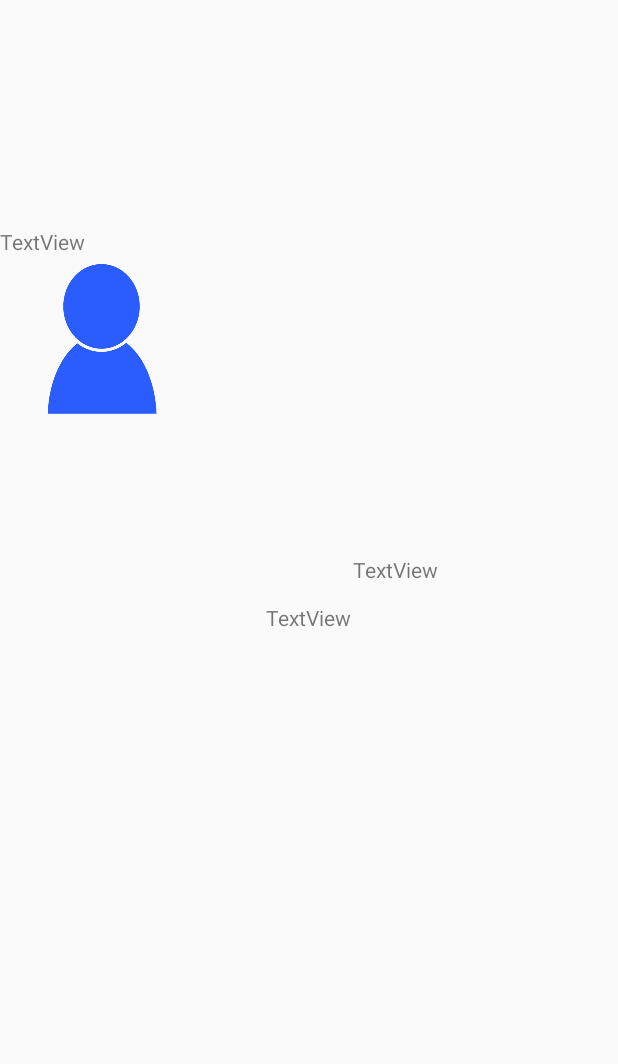
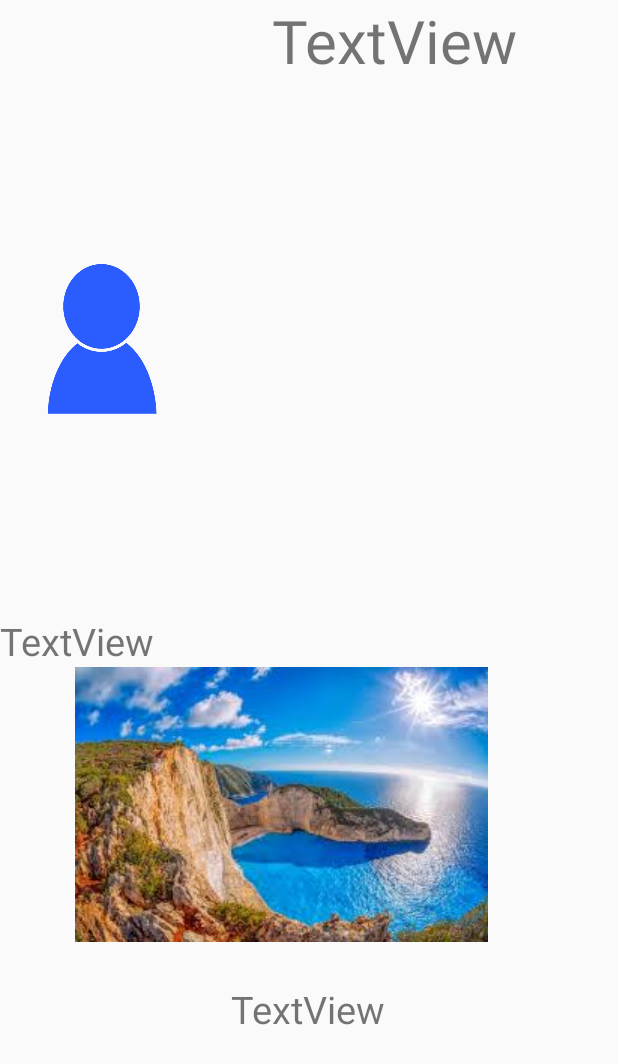
Before and after one commit to h-matsuo/hackathon_2017_colopl, an Android app: the layout activity_spotdetail.xml on its own in the app's theme, with its tools: preview values and no code run, on a phone screen of 412 x 824 dp. Shown: the top 1064 px of the screen. Run offline under Robolectric (Android 15) with nearby library versions, the phone set to English and light mode, and no system bars.

Commit message:
コンフリクトを解消

```diff
--- a/MyApplication/app/src/main/AndroidManifest.xml
+++ b/MyApplication/app/src/main/AndroidManifest.xml
@@ -22,6 +22,7 @@
             </intent-filter>
         </activity>
         <activity android:name=".SpotDetailActivity"></activity>
+        <activity android:name=".CardDetailActivity"></activity>
     </application>
 
 </manifest>
--- a/MyApplication/app/src/main/res/layout/activity_spotdetail.xml
+++ b/MyApplication/app/src/main/res/layout/activity_spotdetail.xml
@@ -9,7 +9,7 @@
         android:id="@+id/imageView2"
         android:layout_width="wrap_content"
         android:layout_height="wrap_content"
-        app:srcCompat="@drawable/icon"
+        android:src="@drawable/icon"
         android:layout_marginRight="273dp"
         android:layout_marginEnd="273dp"
         android:layout_marginBottom="379dp"
@@ -21,27 +21,42 @@
         android:id="@+id/text_username"
         android:layout_width="wrap_content"
         android:layout_height="wrap_content"
-        android:layout_alignParentTop="true"
-        android:layout_marginTop="151dp"
-        android:text="TextView" />
+        android:textSize="25dp"
+        android:text="TextView"
+        android:layout_alignBottom="@+id/imageView2"
+        android:layout_alignParentLeft="true"
+        android:layout_alignParentStart="true" />
 
     <TextView
         android:id="@+id/text_spotname"
         android:layout_width="wrap_content"
         android:layout_height="wrap_content"
-        android:layout_alignBottom="@+id/imageView2"
-        android:layout_alignParentEnd="true"
-        android:layout_alignParentRight="true"
-        android:layout_marginBottom="55dp"
-        android:layout_marginEnd="120dp"
-        android:layout_marginRight="120dp"
-        android:text="TextView" />
+        android:textSize="40dp"
+        android:text="TextView"
+        android:layout_alignParentTop="true"
+        android:layout_alignLeft="@+id/text_description"
+        android:layout_alignStart="@+id/text_description"
+        android:layout_marginLeft="27dp"
+        android:layout_marginStart="27dp" />
 
     <TextView
         android:id="@+id/text_description"
         android:layout_width="wrap_content"
         android:layout_height="wrap_content"
+        android:text="TextView"
+        android:layout_alignParentBottom="true"
+        android:textSize="25dp"
         android:layout_centerHorizontal="true"
-        android:layout_centerVertical="true"
-        android:text="TextView" />
+        android:layout_marginBottom="134dp" />
+
+    <ImageView
+        android:id="@+id/imageView4"
+        android:layout_width="wrap_content"
+        android:layout_height="wrap_content"
+        android:src="@drawable/download_1"
+        android:layout_below="@+id/text_username"
+        android:layout_alignParentLeft="true"
+        android:layout_alignParentStart="true"
+        android:layout_marginLeft="50dp"
+        android:layout_marginStart="50dp" />
 </RelativeLayout>
```
Also changed, not shown: MyApplication/app/src/main/java/com/example/stamprally/CardDetailActivity.java (added, +59 -0 lines), MyApplication/app/src/main/java/com/example/stamprally/MyAdapter.java (+15 -2 lines), MyApplication/app/src/main/java/com/example/stamprally/MyAdapter2.java (+14 -1 lines), MyApplication/app/src/main/java/com/example/stamprally/Placeholder2Fragment.java (+15 -2 lines), MyApplication/app/src/main/java/com/example/stamprally/PlaceholderFragment.java (+18 -3 lines), MyApplication/app/src/main/java/com/example/stamprally/SpotDetailActivity.java (+24 -0 lines), MyApplication/app/src/main/java/com/example/stamprally/StampCard.java (+5 -2 lines), MyApplication/app/src/main/res/layout/activity_detail.xml (added, +122 -0 lines).
